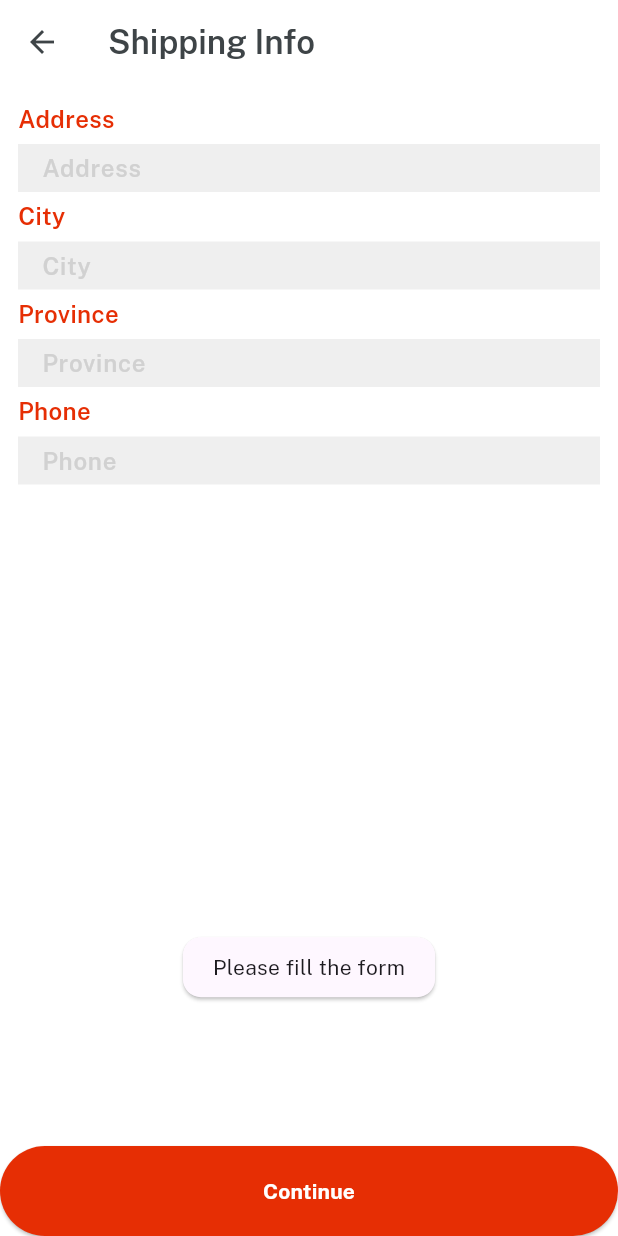
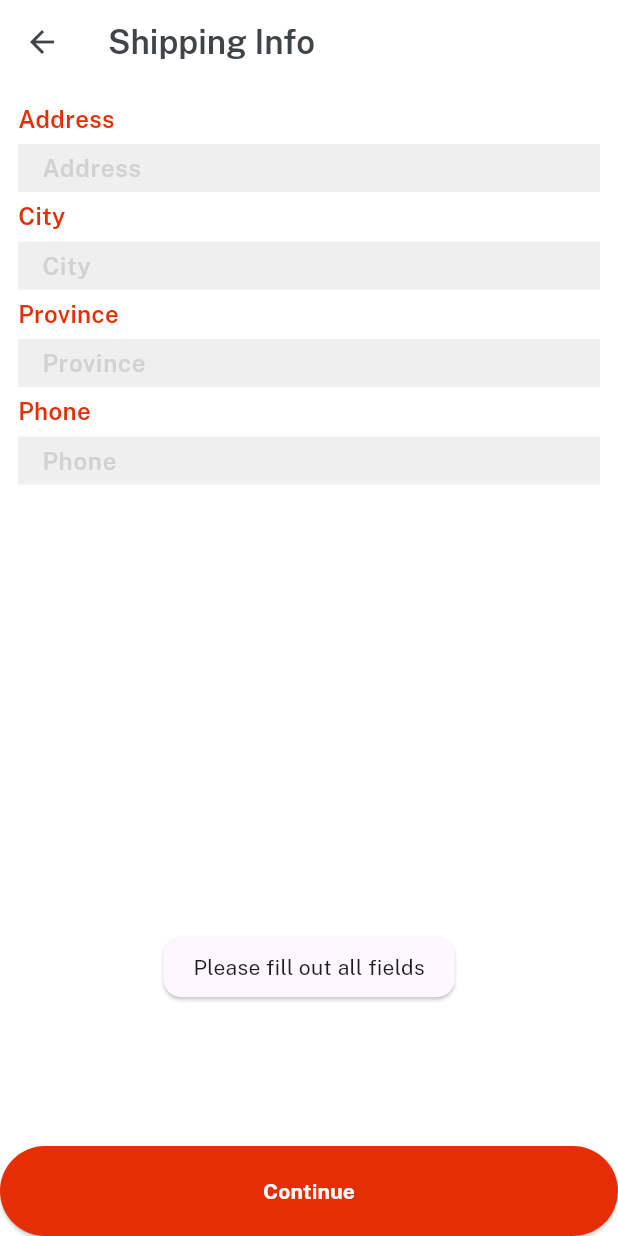
Before and after one commit to BelphKaelar/SmartGearStore, a Flutter app: the ShippingDetails screen opened directly, after a tap on "Continue", on a phone screen of 412 x 824 dp. Run offline on Flutter 3.47's test engine with Material 3 defaults, Android fonts, the phone set to English and light mode, and no system bars; our stand-ins replace cloud_firestore, firebase_auth, firebase_core, firebase_storage, get, velocity_x; missing offline and left inert: img_picker; accounts and stored records are empty.

Commit message:
Last view change.

```diff
--- a/lib/views/cart_screen/shipping_screen.dart
+++ b/lib/views/cart_screen/shipping_screen.dart
@@ -1,3 +1,4 @@
+import 'package:cloud_firestore/cloud_firestore.dart';
 import 'package:flutter/material.dart';
 import 'package:smartgear_store/common_widgets/custom_textfield.dart';
 import 'package:smartgear_store/common_widgets/our_button.dart';
@@ -5,12 +6,67 @@ import 'package:smartgear_store/consts/consts.dart';
 import 'package:smartgear_store/controllers/cart_controller.dart';
 import 'package:smartgear_store/views/cart_screen/payment_method.dart';
 
-class ShippingDetails extends StatelessWidget {
+class ShippingDetails extends StatefulWidget {
   const ShippingDetails({super.key});
 
   @override
+  State<ShippingDetails> createState() => _ShippingDetailsState();
+}
+
+class _ShippingDetailsState extends State<ShippingDetails> {
+  final controller = Get.find<CartController>();
+  bool isLoading = true;
+
+  @override
+  void initState() {
+    super.initState();
+    loadShippingInfo();
+  }
+
+  // Hàm tải thông tin giao hàng từ Firestore
+  void loadShippingInfo() async {
+    try {
+      var userDoc = await firestore
+          .collection(userCollection)
+          .doc(currentUser!.uid)
+          .get();
+      if (userDoc.exists) {
+        var data = userDoc.data()!;
+        controller.addressController.text = data['address'] ?? '';
+        controller.cityController.text = data['city'] ?? '';
+        controller.provinceController.text = data['province'] ?? '';
+        controller.phoneController.text = data['phone'] ?? '';
+      }
+    } catch (e) {
+      debugPrint("Error loading shipping info: $e");
+    } finally {
+      setState(() {
+        isLoading = false;
+      });
+    }
+  }
+
+  // Hàm lưu thông tin giao hàng vào Firestore
+  Future<void> saveShippingInfo() async {
+    try {
+      var data = {
+        'address': controller.addressController.text,
+        'city': controller.cityController.text,
+        'province': controller.provinceController.text,
+        'phone': controller.phoneController.text,
+      };
+      await firestore
+          .collection(userCollection)
+          .doc(currentUser!.uid)
+          .set(data, SetOptions(merge: true));
+    } catch (e) {
+      debugPrint("Error saving shipping info: $e");
+      VxToast.show(context, msg: "Failed to save shipping info.");
+    }
+  }
+
+  @override
   Widget build(BuildContext context) {
-    var controller = Get.find<CartController>();
     return Scaffold(
       backgroundColor: whiteColor,
       appBar: AppBar(
@@ -23,18 +79,25 @@ class ShippingDetails extends StatelessWidget {
       bottomNavigationBar: SizedBox(
         height: 60,
         child: ourButton(
-            onPress: () {
-              if (controller.addressController.text.length > 10) {
+          onPress: () async {
+            if (controller.addressController.text.isNotEmpty &&
+                controller.cityController.text.isNotEmpty &&
+                controller.provinceController.text.isNotEmpty &&
+                controller.phoneController.text.isNotEmpty) {
+              await saveShippingInfo();
               Get.to(() => const PaymentMethod());
             } else {
-                VxToast.show(context, msg: "Please fill the form");
+              VxToast.show(context, msg: "Please fill out all fields");
             }
           },
           color: redColor,
           textColor: whiteColor,
-            title: "Continue"),
+          title: "Continue",
         ),
-      body: Padding(
+      ),
+      body: isLoading
+          ? const Center(child: CircularProgressIndicator())
+          : Padding(
               padding: const EdgeInsets.all(12.0),
               child: Column(
                 children: [
```
Also changed, not shown: lib/views/category_screen/item_details.dart (+18 -14 lines), 1 other file. Lines whose indentation alone changed are shown as unchanged.
